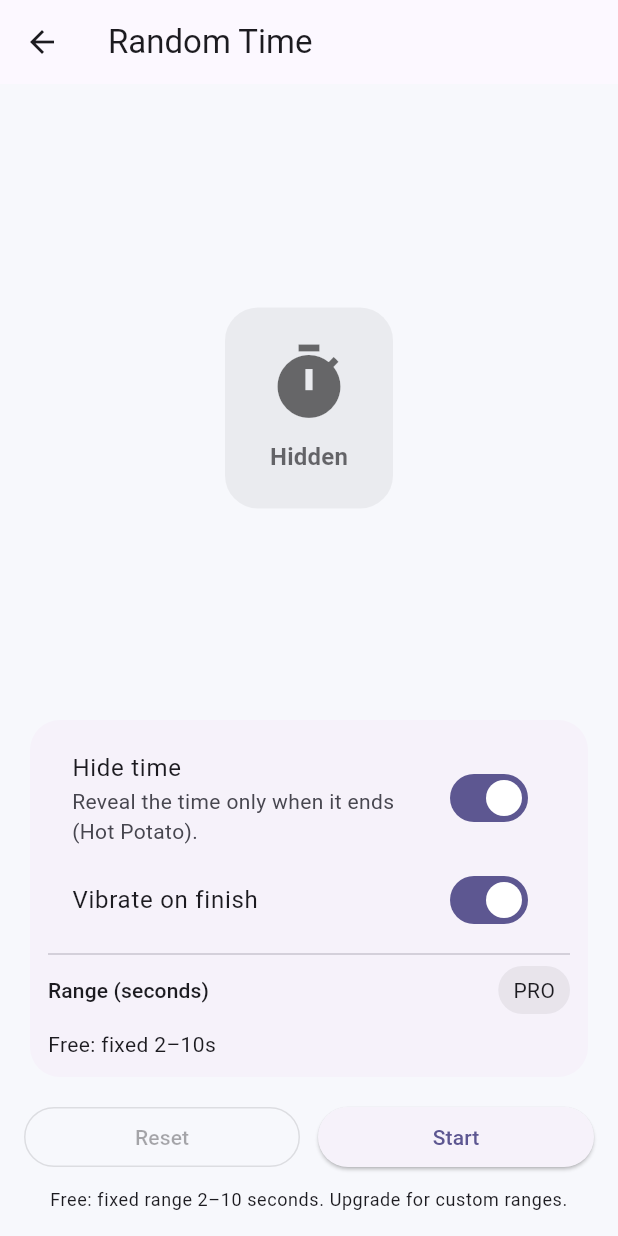
After one commit to 4mierS/picksy, a Flutter app: the TimePage screen opened directly, on a phone screen of 412 x 824 dp. The commit adds this screen. Run offline on Flutter 3.47's test engine with Material 3 defaults, Android fonts, the phone set to English and light mode, and no system bars; our stand-ins replace hive_flutter, in_app_purchase, vibration; accounts and stored records are empty.

Commit message:
Add Time generator feature with localization and vibration support

```diff
--- a/analysis_options.yaml
+++ b/analysis_options.yaml
@@ -1 +1,5 @@
 include: package:flutter_lints/flutter.yaml
+
+analyzer:
+  errors:
+    missing_metadata_for_key: ignore
--- a/l10n.yaml
+++ b/l10n.yaml
@@ -1,3 +1,4 @@
 arb-dir: lib/l10n
 template-arb-file: app_en.arb
 output-localization-file: app_localizations.dart
+required-resource-attributes: false
--- a/lib/core/gating/feature_gate.dart
+++ b/lib/core/gating/feature_gate.dart
@@ -24,6 +24,7 @@ enum ProFeature {
   presetsUnlimited,
   exportShare,
   coinCustomLabels,
+  timeCustomRange,
 }
 
 class FeatureGate {
@@ -61,6 +62,7 @@ class FeatureGate {
       case ProFeature.presetsUnlimited:
       case ProFeature.exportShare:
       case ProFeature.coinCustomLabels:
+      case ProFeature.timeCustomRange:
         return false;
     }
   }
--- a/lib/core/routing/generator_router.dart
+++ b/lib/core/routing/generator_router.dart
@@ -8,6 +8,7 @@ import '../../features/generators/coin/coin_page.dart';
 import '../../features/generators/letter/letter_page.dart';
 import '../../features/generators/custom_list/custom_list_page.dart';
 import '../../features/generators/bottle_spin/bottle_spin_page.dart';
+import '../../features/generators/time/time_page.dart';
 
 void openGenerator(BuildContext context, GeneratorType type) {
   final Widget page = switch (type) {
@@ -17,6 +18,7 @@ void openGenerator(BuildContext context, GeneratorType type) {
     GeneratorType.letter => const LetterPage(),
     GeneratorType.customList => const CustomListPage(),
     GeneratorType.bottleSpin => const BottleSpinPage(),
+    GeneratorType.time => const TimePage(),
   };
 
   Navigator.of(context).push(MaterialPageRoute(builder: (_) => page));
--- /dev/null
+++ b/lib/features/generators/time/time_page.dart
@@ -0,0 +1,433 @@
+import 'dart:async';
+import 'dart:math';
+
+import 'package:flutter/material.dart';
+import 'package:provider/provider.dart';
+import 'package:vibration/vibration.dart';
+
+import '../../../storage/premium_store.dart';
+
+class TimePage extends StatefulWidget {
+  const TimePage({super.key});
+
+  @override
+  State<TimePage> createState() => _TimePageState();
+}
+
+class _TimePageState extends State<TimePage> {
+  final _rng = Random();
+
+  // Settings
+  bool _hideTime = true;
+  bool _vibrateOnFinish = true;
+
+  // Pro Range settings (seconds)
+  int _minSec = 3;
+  int _maxSec = 8;
+
+  // Runtime
+  bool _running = false;
+  bool _finished = false;
+  bool _revealHiddenAtEnd = false;
+
+  int? _targetSec; // random chosen duration
+  int? _remainingSec; // countdown
+  Timer? _tick;
+
+  @override
+  void dispose() {
+    _tick?.cancel();
+    super.dispose();
+  }
+
+  void _reset() {
+    _tick?.cancel();
+    setState(() {
+      _running = false;
+      _finished = false;
+      _revealHiddenAtEnd = false;
+      _targetSec = null;
+      _remainingSec = null;
+    });
+  }
+
+  int _pickRandom(int minSec, int maxSec) {
+    if (maxSec < minSec) return minSec;
+    final span = maxSec - minSec + 1;
+    return minSec + _rng.nextInt(span);
+  }
+
+  Future<void> _finish() async {
+    _tick?.cancel();
+    setState(() {
+      _running = false;
+      _finished = true;
+      _revealHiddenAtEnd = _hideTime;
+    });
+
+    if (_vibrateOnFinish) {
+      final hasVibrator = await Vibration.hasVibrator() ?? false;
+      if (hasVibrator) {
+        Vibration.vibrate(duration: 500);
+      }
+    }
+  }
+
+  void _start({required bool isPro}) {
+    _tick?.cancel();
+
+    // Free: fix 2-10s
+    final min = isPro ? _minSec : 2;
+    final max = isPro ? _maxSec : 10;
+
+    final picked = _pickRandom(min, max);
+
+    setState(() {
+      _running = true;
+      _finished = false;
+      _revealHiddenAtEnd = false;
+      _targetSec = picked;
+      _remainingSec = picked;
+    });
+
+    _tick = Timer.periodic(const Duration(seconds: 1), (t) async {
+      if (!mounted) return;
+
+      final next = (_remainingSec ?? 0) - 1;
+
+      if (next <= 0) {
+        setState(() {
+          _remainingSec = 0;
+        });
+        await _finish();
+        return;
+      }
+
+      setState(() {
+        _remainingSec = next;
+      });
+    });
+  }
+
+  @override
+  Widget build(BuildContext context) {
+    final premium = context.watch<PremiumStore>();
+    final isPro = premium.isPro;
+
+    final bg = _finished
+        ? Colors.red.shade700
+        : Theme.of(context).scaffoldBackgroundColor;
+
+    final showTimeNow = !_hideTime || _revealHiddenAtEnd;
+    final timeText = _remainingSec == null ? '--' : '${_remainingSec}s';
+
+    return Scaffold(
+      backgroundColor: bg,
+      appBar: AppBar(title: const Text('Random Time')),
+      body: Padding(
+        padding: const EdgeInsets.all(16),
+        child: Column(
+          children: [
+            const SizedBox(height: 8),
+
+            Expanded(
+              child: Center(
+                child: AnimatedContainer(
+                  duration: const Duration(milliseconds: 250),
+                  padding: const EdgeInsets.symmetric(
+                    horizontal: 28,
+                    vertical: 22,
+                  ),
+                  decoration: BoxDecoration(
+                    color: _finished
+                        ? Colors.white.withOpacity(0.15)
+                        : Colors.black.withOpacity(0.05),
+                    borderRadius: BorderRadius.circular(22),
+                  ),
+                  child: showTimeNow
+                      ? Text(
+                          timeText,
+                          style: const TextStyle(
+                            fontSize: 64,
+                            fontWeight: FontWeight.w800,
+                          ),
+                        )
+                      : _HiddenPulse(running: _running),
+                ),
+              ),
+            ),
+
+            const SizedBox(height: 12),
+
+            _ControlsCard(
+              isPro: isPro,
+              running: _running,
+              hideTime: _hideTime,
+              vibrateOnFinish: _vibrateOnFinish,
+              minSec: _minSec,
+              maxSec: _maxSec,
+              onToggleHide: (v) => setState(() => _hideTime = v),
+              onToggleVibrate: (v) => setState(() => _vibrateOnFinish = v),
+              onRangeChanged: (min, max) => setState(() {
+                _minSec = min;
+                _maxSec = max;
+              }),
+            ),
+
+            const SizedBox(height: 12),
+
+            Row(
+              children: [
+                Expanded(
+                  child: OutlinedButton(
+                    onPressed: _running
+                        ? _reset
+                        : (_targetSec == null && !_finished ? null : _reset),
+                    child: const Text('Reset'),
+                  ),
+                ),
+                const SizedBox(width: 12),
+                Expanded(
+                  child: ElevatedButton(
+                    onPressed: _running ? null : () => _start(isPro: isPro),
+                    child: Text(_finished ? 'Again' : 'Start'),
+                  ),
+                ),
+              ],
+            ),
+
+            const SizedBox(height: 10),
+
+            Text(
+              isPro
+                  ? 'Pro: choose a custom range.'
+                  : 'Free: fixed range 2–10 seconds. Upgrade for custom ranges.',
+              style: Theme.of(context).textTheme.bodySmall,
+              textAlign: TextAlign.center,
+            ),
+          ],
+        ),
+      ),
+    );
+  }
+}
+
+class _ControlsCard extends StatelessWidget {
+  const _ControlsCard({
+    required this.isPro,
+    required this.running,
+    required this.hideTime,
+    required this.vibrateOnFinish,
+    required this.minSec,
+    required this.maxSec,
+    required this.onToggleHide,
+    required this.onToggleVibrate,
+    required this.onRangeChanged,
+  });
+
+  final bool isPro;
+  final bool running;
+
+  final bool hideTime;
+  final bool vibrateOnFinish;
+
+  final int minSec;
+  final int maxSec;
+
+  final ValueChanged<bool> onToggleHide;
+  final ValueChanged<bool> onToggleVibrate;
+  final void Function(int min, int max) onRangeChanged;
+
+  @override
+  Widget build(BuildContext context) {
+    final disabled = running;
+
+    return Card(
+      child: Padding(
+        padding: const EdgeInsets.all(12),
+        child: Column(
+          children: [
+            SwitchListTile(
+              value: hideTime,
+              onChanged: disabled ? null : onToggleHide,
+              title: const Text('Hide time'),
+              subtitle: const Text(
+                'Reveal the time only when it ends (Hot Potato).',
+              ),
+            ),
+            SwitchListTile(
+              value: vibrateOnFinish,
+              onChanged: disabled ? null : onToggleVibrate,
+              title: const Text('Vibrate on finish'),
+            ),
+            const Divider(),
+
+            // Range
+            Row(
+              children: [
+                Expanded(
+                  child: Text(
+                    'Range (seconds)',
+                    style: Theme.of(context).textTheme.titleSmall,
+                  ),
+                ),
+                if (!isPro)
+                  Container(
+                    padding: const EdgeInsets.symmetric(
+                      horizontal: 10,
+                      vertical: 6,
+                    ),
+                    decoration: BoxDecoration(
+                      color: Colors.black.withOpacity(0.06),
+                      borderRadius: BorderRadius.circular(999),
+                    ),
+                    child: const Text('PRO'),
+                  ),
+              ],
+            ),
+
+            const SizedBox(height: 10),
+
+            if (!isPro)
+              const Align(
+                alignment: Alignment.centerLeft,
+                child: Text('Free: fixed 2–10s'),
+              ),
+
+            if (isPro) ...[
+              Row(
+                children: [
+                  Expanded(
+                    child: _NumberStepper(
+                      label: 'Min',
+                      value: minSec,
+                      min: 1,
+                      max: 3600,
+                      onChanged: disabled
+                          ? null
+                          : (v) {
+                              final newMin = v;
+                              final newMax = maxSec < newMin ? newMin : maxSec;
+                              onRangeChanged(newMin, newMax);
+                            },
+                    ),
+                  ),
+                  const SizedBox(width: 12),
+                  Expanded(
+                    child: _NumberStepper(
+                      label: 'Max',
+                      value: maxSec,
+                      min: 1,
+                      max: 3600,
+                      onChanged: disabled
+                          ? null
+                          : (v) {
+                              final newMax = v;
+                              final newMin = minSec > newMax ? newMax : minSec;
+                              onRangeChanged(newMin, newMax);
+                            },
+                    ),
+                  ),
+                ],
+              ),
+              const SizedBox(height: 6),
+              Align(
+                alignment: Alignment.centerLeft,
+                child: Text(
+                  'Current: $minSec – $maxSec s',
+                  style: Theme.of(context).textTheme.bodySmall,
+                ),
+              ),
+            ],
+          ],
+        ),
+      ),
+    );
+  }
+}
+
+class _NumberStepper extends StatelessWidget {
+  const _NumberStepper({
+    required this.label,
+    required this.value,
+    required this.min,
+    required this.max,
+    required this.onChanged,
+  });
+
+  final String label;
+  final int value;
+  final int min;
+  final int max;
+  final ValueChanged<int>? onChanged;
+
+  @override
+  Widget build(BuildContext context) {
+    return Container(
+      padding: const EdgeInsets.all(10),
+      decoration: BoxDecoration(
+        color: Colors.black.withOpacity(0.04),
+        borderRadius: BorderRadius.circular(14),
+      ),
+      child: Column(
+        crossAxisAlignment: CrossAxisAlignment.start,
+        children: [
+          Text(label, style: Theme.of(context).textTheme.bodySmall),
+          const SizedBox(height: 8),
+          Row(
+            children: [
+              IconButton(
+                onPressed: onChanged == null
+                    ? null
+                    : () => onChanged!((value - 1).clamp(min, max)),
+                icon: const Icon(Icons.remove),
+              ),
+              Expanded(
+                child: Text(
+                  '$value',
+                  textAlign: TextAlign.center,
+                  style: const TextStyle(
+                    fontSize: 18,
+                    fontWeight: FontWeight.w700,
+                  ),
+                ),
+              ),
+              IconButton(
+                onPressed: onChanged == null
+                    ? null
+                    : () => onChanged!((value + 1).clamp(min, max)),
+                icon: const Icon(Icons.add),
+              ),
+            ],
+          ),
+        ],
+      ),
+    );
+  }
+}
+
+class _HiddenPulse extends StatelessWidget {
+  const _HiddenPulse({required this.running});
+  final bool running;
+
+  @override
+  Widget build(BuildContext context) {
+    return AnimatedOpacity(
+      duration: const Duration(milliseconds: 300),
+      opacity: running ? 1 : 0.65,
+      child: Column(
+        mainAxisSize: MainAxisSize.min,
+        children: [
+          const Icon(Icons.timer, size: 56),
+          const SizedBox(height: 10),
+          Text(
+            running ? 'Running…' : 'Hidden',
+            style: Theme.of(
+              context,
+            ).textTheme.titleMedium?.copyWith(fontWeight: FontWeight.w700),
+          ),
+        ],
+      ),
+    );
+  }
+}
--- a/lib/features/home/home_page.dart
+++ b/lib/features/home/home_page.dart
@@ -19,6 +19,7 @@ class HomePage extends StatelessWidget {
     GeneratorType.letter,
     GeneratorType.customList,
     GeneratorType.bottleSpin,
+    GeneratorType.time,
   ];
 
   @override
@@ -197,6 +198,8 @@ class _GeneratorTile extends StatelessWidget {
         return Icons.list_alt;
       case GeneratorType.bottleSpin:
         return Icons.explore_outlined;
+      case GeneratorType.time:
+        return Icons.access_time;
     }
   }
 
@@ -214,6 +217,8 @@ class _GeneratorTile extends StatelessWidget {
         return Colors.deepPurple;
       case GeneratorType.bottleSpin:
         return Colors.orange;
+      case GeneratorType.time:
+        return Colors.green;
     }
   }
 
--- a/lib/l10n/app_de.arb
+++ b/lib/l10n/app_de.arb
@@ -10,6 +10,7 @@
   "generatorLetter": "Buchstabe",
   "generatorCustomList": "Eigene Liste",
   "generatorBottleSpin": "Flaschendrehen",
+  "generatorTime": "Zeit",
   "commonGenerate": "Generieren",
   "commonCopy": "Kopieren",
   "commonCopied": "Kopiert",
--- a/lib/l10n/app_en.arb
+++ b/lib/l10n/app_en.arb
@@ -10,6 +10,7 @@
   "generatorLetter": "Letter",
   "generatorCustomList": "Custom List",
   "generatorBottleSpin": "Bottle Spin",
+  "generatorTime": "Time",
   "commonGenerate": "Generate",
   "commonCopy": "Copy",
   "commonCopied": "Copied",
--- a/lib/l10n/app_es.arb
+++ b/lib/l10n/app_es.arb
@@ -10,6 +10,7 @@
   "generatorLetter": "Letra",
   "generatorCustomList": "Lista personalizada",
   "generatorBottleSpin": "Botella",
+  "generatorTime": "Tiempo",
   "commonGenerate": "Generar",
   "commonCopy": "Copiar",
   "commonCopied": "Copiado",
--- a/lib/l10n/app_fr.arb
+++ b/lib/l10n/app_fr.arb
@@ -10,6 +10,7 @@
   "generatorLetter": "Lettre",
   "generatorCustomList": "Liste personnalisée",
   "generatorBottleSpin": "Bouteille",
+  "generatorTime": "Temps",
   "commonGenerate": "Générer",
   "commonCopy": "Copier",
   "commonCopied": "Copié",
--- a/lib/l10n/app_it.arb
+++ b/lib/l10n/app_it.arb
@@ -10,6 +10,7 @@
   "generatorLetter": "Lettera",
   "generatorCustomList": "Lista personalizzata",
   "generatorBottleSpin": "Bottiglia",
+  "generatorTime": "Tempo",
   "commonGenerate": "Genera",
   "commonCopy": "Copia",
   "commonCopied": "Copiato",
--- a/lib/l10n/app_localizations.dart
+++ b/lib/l10n/app_localizations.dart
@@ -163,6 +163,12 @@ abstract class AppLocalizations {
   /// In en, this message translates to:
   /// **'Bottle Spin'**
   String get generatorBottleSpin;
+
+  /// No description provided for @generatorTime.
+  ///
+  /// In en, this message translates to:
+  /// **'Time'**
+  String get generatorTime;
 
   /// No description provided for @commonGenerate.
   ///
--- a/lib/l10n/app_localizations_de.dart
+++ b/lib/l10n/app_localizations_de.dart
@@ -37,6 +37,9 @@ class AppLocalizationsDe extends AppLocalizations {
 
   @override
   String get generatorBottleSpin => 'Flaschendrehen';
+
+  @override
+  String get generatorTime => 'Zeit';
 
   @override
   String get commonGenerate => 'Generieren';
--- a/lib/l10n/app_localizations_en.dart
+++ b/lib/l10n/app_localizations_en.dart
@@ -37,6 +37,9 @@ class AppLocalizationsEn extends AppLocalizations {
 
   @override
   String get generatorBottleSpin => 'Bottle Spin';
+
+  @override
+  String get generatorTime => 'Time';
 
   @override
   String get commonGenerate => 'Generate';
--- a/lib/l10n/app_localizations_es.dart
+++ b/lib/l10n/app_localizations_es.dart
@@ -37,6 +37,9 @@ class AppLocalizationsEs extends AppLocalizations {
 
   @override
   String get generatorBottleSpin => 'Botella';
+
+  @override
+  String get generatorTime => 'Tiempo';
 
   @override
   String get commonGenerate => 'Generar';
--- a/lib/l10n/app_localizations_fr.dart
+++ b/lib/l10n/app_localizations_fr.dart
@@ -37,6 +37,9 @@ class AppLocalizationsFr extends AppLocalizations {
 
   @override
   String get generatorBottleSpin => 'Bouteille';
+
+  @override
+  String get generatorTime => 'Temps';
 
   @override
   String get commonGenerate => 'Générer';
--- a/lib/l10n/app_localizations_it.dart
+++ b/lib/l10n/app_localizations_it.dart
@@ -37,6 +37,9 @@ class AppLocalizationsIt extends AppLocalizations {
 
   @override
   String get generatorBottleSpin => 'Bottiglia';
+
+  @override
+  String get generatorTime => 'Tempo';
 
   @override
   String get commonGenerate => 'Genera';
--- a/lib/l10n/l10n.dart
+++ b/lib/l10n/l10n.dart
@@ -23,6 +23,8 @@ extension GeneratorTypeL10n on GeneratorType {
         return l10n.generatorCustomList;
       case GeneratorType.bottleSpin:
         return l10n.generatorBottleSpin;
+      case GeneratorType.time:
+        return l10n.generatorTime;
     }
   }
 }
--- a/lib/models/generator_type.dart
+++ b/lib/models/generator_type.dart
@@ -1 +1 @@
-enum GeneratorType { color, number, coin, letter, customList, bottleSpin }
+enum GeneratorType { color, number, coin, letter, customList, bottleSpin, time }
--- a/pubspec.yaml
+++ b/pubspec.yaml
@@ -28,6 +28,8 @@ dependencies:
     sdk: flutter
   intl: 0.20.2
 
+  vibration: ^1.9.0
+
 dev_dependencies:
   flutter_test:
     sdk: flutter
```
Also changed, not shown: pubspec.lock, 1 other file.
